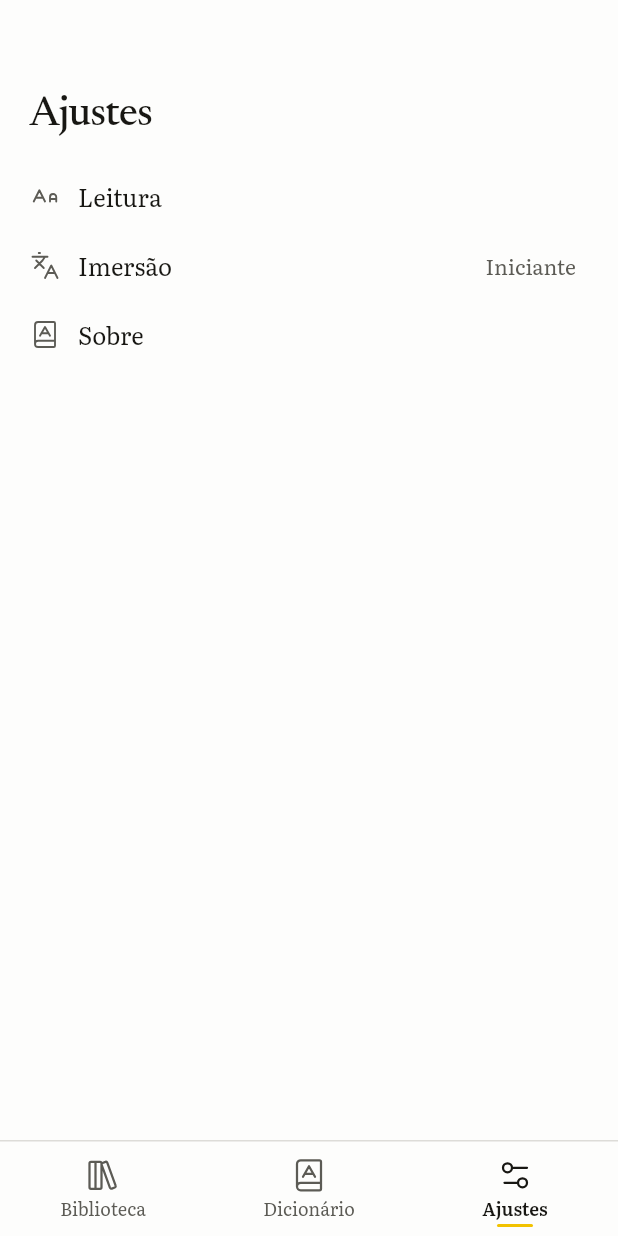
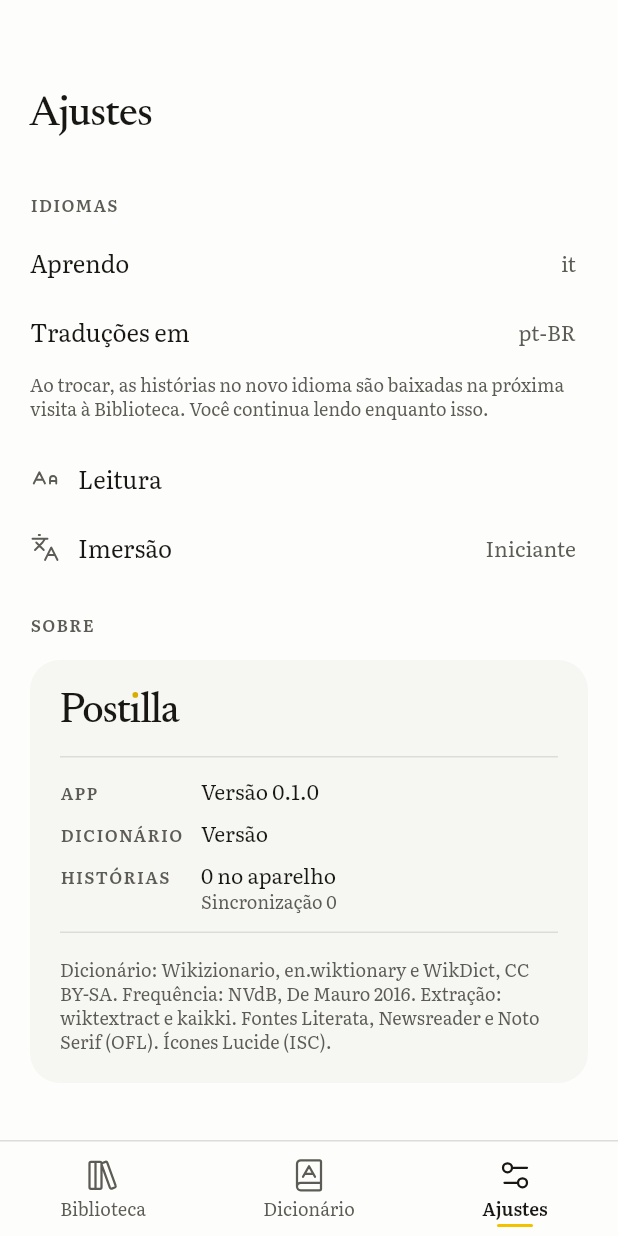
Before and after one commit to cosmopool/postilla, a Flutter app: the Shell screen opened directly, item 3 of the bottom bar chosen, on a phone screen of 412 x 824 dp. Run offline on Flutter 3.47's test engine with Material 3 defaults, Android fonts, the phone set to English and light mode, and no system bars; missing offline and left inert: sqlite3.

Commit message:
feat(settings): Idiomas section and About colophon
Settings opens with Idiomas: "Aprendo" and "Traduções em" rows,
the AJU-08 note, and a one-tap picker per language. Target lists
learnable languages (keeping a stored one); native lists translated
languages with UI strings, minus the target. A new pair goes
through dbSetLanguages. About moves inline as the app colophon
(version, dictionary + dump date, story count + sync cursor) with
the hard-coded credits (AJU-04, OFF-13); the stories version row
is gone.

```diff
--- /dev/null
+++ b/lib/settings/about.dart
@@ -0,0 +1,150 @@
+// Settings › Sobre (AJU-04, OFF-13): the app's colophon, in the same form as a
+// story's (LEI-13), inside a surface card with the wordmark and the credits.
+import 'package:flutter/material.dart';
+
+import '../strings.dart';
+import '../ui/theme.dart';
+
+const appVersion = '0.1.0';
+
+/// Facts the colophon shows. Zero values are valid: the rows show what is known.
+class AboutFacts {
+  const AboutFacts({this.dictVersion = '', this.dumpDate = '', this.stories = 0, this.cursor = 0});
+  final String dictVersion;
+  final String dumpDate; // YYYY-MM-DD
+  final int stories; // on the device, for the current pair
+  final int cursor; // stored feed cursor
+}
+
+/// "2026-10-01" → "01/10/2026".
+String dumpDateLabel(String iso) => iso.isEmpty ? '' : iso.split('-').reversed.join('/');
+
+class AboutCard extends StatelessWidget {
+  const AboutCard({super.key, required this.facts});
+  final AboutFacts facts;
+
+  @override
+  Widget build(BuildContext context) {
+    final t = context.tk;
+    final dump = dumpDateLabel(facts.dumpDate);
+    return Container(
+      margin: const EdgeInsets.fromLTRB(20, 8, 20, 32),
+      padding: const EdgeInsets.all(20),
+      decoration: BoxDecoration(color: t.surface, borderRadius: BorderRadius.circular(20)),
+      child: Column(
+        crossAxisAlignment: CrossAxisAlignment.start,
+        children: [
+          const Wordmark(size: 28),
+          const SizedBox(height: 16),
+          Colophon(rows: [
+            (ui.appLabel, ui.versionN(appVersion), ''),
+            (ui.dictionaryContent, ui.versionN(facts.dictVersion), dump.isEmpty ? '' : ui.wikiDump(dump)),
+            (ui.storiesContent, ui.storiesOnDevice(facts.stories), ui.syncCursor(facts.cursor)),
+          ]),
+          const SizedBox(height: 16),
+          Text(ui.creditsText, style: T.meta.copyWith(color: t.inkMuted)),
+        ],
+      ),
+    );
+  }
+}
+
+/// Labelled rows (`.ui-colophon`): the label column is as wide as the longest
+/// label; the second line is muted.
+class Colophon extends StatelessWidget {
+  const Colophon({super.key, required this.rows});
+  final List<(String, String, String)> rows; // label, value, second line
+
+  @override
+  Widget build(BuildContext context) {
+    final t = context.tk;
+    return Container(
+      padding: const EdgeInsets.symmetric(vertical: 12),
+      decoration: BoxDecoration(
+        border: Border.symmetric(horizontal: BorderSide(color: t.rule)),
+      ),
+      child: Table(
+        columnWidths: const {0: IntrinsicColumnWidth(), 1: FlexColumnWidth()},
+        defaultVerticalAlignment: TableCellVerticalAlignment.baseline,
+        textBaseline: TextBaseline.alphabetic,
+        children: [
+          for (final (i, (label, value, second)) in rows.indexed)
+            TableRow(
+              children: [
+                Padding(
+                  padding: EdgeInsets.only(right: 12, top: i == 0 ? 0 : 8),
+                  child: Text(label.toUpperCase(), style: T.label.copyWith(color: t.inkMuted)),
+                ),
+                Padding(
+                  padding: EdgeInsets.only(top: i == 0 ? 0 : 8),
+                  child: Column(
+                    crossAxisAlignment: CrossAxisAlignment.start,
+                    children: [
+                      Text(value, style: T.small.copyWith(color: t.ink)),
+                      if (second.isNotEmpty) Text(second, style: T.meta.copyWith(color: t.inkMuted)),
+                    ],
+                  ),
+                ),
+              ],
+            ),
+        ],
+      ),
+    );
+  }
+}
+
+/// "Postılla" with the accent dot on the dotless i (identity › wordmark).
+class Wordmark extends StatelessWidget {
+  const Wordmark({super.key, this.size = 28});
+  final double size;
+
+  @override
+  Widget build(BuildContext context) {
+    final t = context.tk;
+    final style = TextStyle(
+      fontFamily: 'Newsreader',
+      fontSize: size,
+      height: 1,
+      fontWeight: FontWeight.w500,
+      fontVariations: const [FontVariation.weight(500)],
+      letterSpacing: -0.025 * size,
+      color: t.ink,
+    );
+    final dot = t.dark ? t.accent : const Color(0xFFD9AD00); // --color-accent-mark
+    return Semantics(
+      label: 'Postilla',
+      excludeSemantics: true,
+      child: Text.rich(
+        TextSpan(
+          style: style,
+          children: [
+            const TextSpan(text: 'Post'),
+            WidgetSpan(
+              alignment: PlaceholderAlignment.baseline,
+              baseline: TextBaseline.alphabetic,
+              child: Stack(
+                clipBehavior: Clip.none,
+                children: [
+                  Text('ı', style: style),
+                  Positioned(
+                    top: size * 0.05,
+                    left: 0,
+                    right: 0,
+                    child: Center(
+                      child: Container(
+                        width: size * 0.135,
+                        height: size * 0.135,
+                        decoration: BoxDecoration(color: dot, shape: BoxShape.circle),
+                      ),
+                    ),
+                  ),
+                ],
+              ),
+            ),
+            const TextSpan(text: 'lla'),
+          ],
+        ),
+      ),
+    );
+  }
+}
--- a/lib/settings/settings.dart
+++ b/lib/settings/settings.dart
@@ -1,6 +1,6 @@
 // App-wide settings (ARQ-42): an immutable struct in a
 // ValueNotifier at the root. Changing a setting writes to `user` and swaps the value.
-// Screens: Settings (root), Reading, Immersion and About.
+// Screens: Settings (root: Idiomas, Reading, Immersion, About), Reading and Immersion.
 import 'package:flutter/material.dart';
 import 'package:flutter/semantics.dart';
 
@@ -9,6 +9,8 @@ import '../strings.dart';
 import '../ui/icons.dart';
 import '../ui/theme.dart';
 import '../ui/widgets.dart';
+import 'about.dart';
+import 'languages.dart';
 
 class Settings {
   const Settings({
@@ -236,14 +238,61 @@ class ReadingControls extends StatelessWidget {
 
 // ---------------------------------------------------------------- screens
 
-/// Root of the Settings tab: Reading · Immersion · About.
-class SettingsRoot extends StatelessWidget {
+/// Root of the Settings tab: Idiomas first (AJU-08), Reading, Immersion, then
+/// About with the app's colophon (AJU-04).
+class SettingsRoot extends StatefulWidget {
   const SettingsRoot({super.key});
+  @override
+  State<SettingsRoot> createState() => _SettingsRootState();
+}
+
+class _SettingsRootState extends State<SettingsRoot> {
+  IndexState _state = IndexState.nil;
+  Lists _lists = Lists.nil;
+  AboutFacts _facts = const AboutFacts();
+
+  @override
+  void initState() {
+    super.initState();
+    _load();
+  }
+
+  Future<void> _load() async {
+    final state = await dbIndexState();
+    final lists = await dbLists();
+    final stories = await dbStories();
+    final info = await dbContentInfo();
+    if (!mounted) return;
+    setState(() {
+      _state = state;
+      _lists = lists;
+      _facts = AboutFacts(dictVersion: info.dictVersion, dumpDate: info.dumpDate, stories: stories.length, cursor: state.cursor);
+    });
+  }
+
+  Future<void> _pick({required bool target}) async {
+    final langs = _lists.languages;
+    final chosen = await Navigator.of(context).push<LangId>(
+      PushRoute(
+        LanguagePicker(
+          title: target ? ui.learning : ui.translationsIn,
+          choices: target ? targetChoices(langs, _state.target) : nativeChoices(langs, _state.target),
+          selected: target ? _state.target : _state.native,
+        ),
+      ),
+    );
+    if (chosen == null) return;
+    final (t, n) = target ? pairAfterTarget(langs, chosen, _state.native) : (_state.target, chosen);
+    if (t == _state.target && n == _state.native) return;
+    await dbSetLanguages(t, n);
+    await _load();
+  }
 
   @override
   Widget build(BuildContext context) {
     final t = context.tk;
     final preset = Preset.of(watchSettings(context));
+    final langs = _lists.languages;
     return ListView(
       padding: EdgeInsets.zero,
       children: [
@@ -255,6 +304,24 @@ class SettingsRoot extends StatelessWidget {
             child: Text(nav.settings, style: T.title.copyWith(color: t.ink)),
           ),
         ),
+        SectionHeader(nav.languages),
+        ListRow(
+          title: ui.learning,
+          compact: true,
+          value: languageName(langs, _state.target),
+          onTap: () => _pick(target: true),
+        ),
+        ListRow(
+          title: ui.translationsIn,
+          compact: true,
+          value: languageName(langs, _state.native),
+          onTap: () => _pick(target: false),
+        ),
+        Padding(
+          padding: const EdgeInsets.fromLTRB(20, 4, 20, 8),
+          child: Text(ui.languagesNote, style: T.meta.copyWith(color: t.inkMuted)),
+        ),
+        const SizedBox(height: 8),
         ListRow(
           title: nav.reading,
           glyph: Glyphs.aLargeSmall,
@@ -273,12 +340,8 @@ class SettingsRoot extends StatelessWidget {
           },
           onTap: () => Navigator.of(context).push(PushRoute(const _ImmersionPage())),
         ),
-        ListRow(
-          title: nav.about,
-          glyph: Glyphs.bookA,
-          compact: true,
-          onTap: () => Navigator.of(context).push(PushRoute(const _AboutPage())),
-        ),
+        SectionHeader(nav.about),
+        AboutCard(facts: _facts),
       ],
     );
   }
@@ -397,60 +460,3 @@ class _ImmersionPage extends StatelessWidget {
     );
   }
 }
-
-const appVersion = '0.1.0';
-
-class _AboutPage extends StatefulWidget {
-  const _AboutPage();
-  @override
-  State<_AboutPage> createState() => _AboutPageState();
-}
-
-class _AboutPageState extends State<_AboutPage> {
-  ContentInfo _info = ContentInfo.nil;
-
-  @override
-  void initState() {
-    super.initState();
-    dbContentInfo().then((i) => mounted ? setState(() => _info = i) : null);
-  }
-
-  @override
-  Widget build(BuildContext context) {
-    final t = context.tk;
-    final dump = _info.dumpDate.split('-').reversed.join('/');
-    Widget row(String k, String v) => Padding(
-      padding: const EdgeInsets.symmetric(vertical: 10),
-      child: Row(
-        children: [
-          Expanded(
-            child: Text(k, style: T.body.copyWith(color: t.ink)),
-          ),
-          Text(v, style: T.small.copyWith(color: t.inkMuted)),
-        ],
-      ),
-    );
-    return _Page(
-      title: nav.about,
-      child: Column(
-        crossAxisAlignment: CrossAxisAlignment.stretch,
-        children: [
-          row(ui.version, appVersion),
-          // OFF-13: "Dicionário 2.1.0 (Wikizionario de 01/10/2026) · Histórias 1.4.2".
-          row(ui.dictionaryContent, '${_info.dictVersion} (Wikizionario de $dump)'),
-          row(ui.storiesContent, _info.storiesVersion),
-          const SizedBox(height: 24),
-          MicroLabel(ui.credits, header: true),
-          const SizedBox(height: 8),
-          Text(
-            'Wikizionario e Wiktionary em inglês (CC BY-SA 4.0), por meio do wiktextract e do kaikki.org. '
-            'Glosas em português: WikDict e DBnary (CC BY-SA). '
-            'Frequência: Nuovo vocabolario di base della lingua italiana, Tullio De Mauro (2016). '
-            'Fontes Literata, Newsreader e Noto Serif (SIL Open Font License). Ícones Lucide (ISC).',
-            style: T.small.copyWith(color: t.inkMuted),
-          ),
-        ],
-      ),
-    );
-  }
-}
--- a/lib/strings.dart
+++ b/lib/strings.dart
@@ -10,6 +10,8 @@ abstract class NavStrings {
   String get immersion;
   String get reading;
   String get about;
+  // slice 4
+  String get languages;
 }
 
 class NavPortuguese implements NavStrings {
@@ -25,6 +27,9 @@ class NavPortuguese implements NavStrings {
   String get reading => 'Leitura';
   @override
   String get about => 'Sobre';
+  // slice 4
+  @override
+  String get languages => 'Idiomas';
 }
 
 class NavItalian implements NavStrings {
@@ -40,6 +45,9 @@ class NavItalian implements NavStrings {
   String get reading => 'Lettura';
   @override
   String get about => 'Informazioni';
+  // slice 4
+  @override
+  String get languages => 'Lingue';
 }
 
 /// Labels and buttons: everything that is not a tab, title or entry section.
@@ -124,10 +132,18 @@ abstract class UiStrings {
   String get areaDictHint;
   String get areaGloss;
   String get custom;
-  String get version;
   String get dictionaryContent;
   String get storiesContent;
-  String get credits;
+  // slice 4
+  String get learning;
+  String get translationsIn;
+  String get languagesNote;
+  String get appLabel;
+  String versionN(String v);
+  String wikiDump(String date);
+  String storiesOnDevice(int n);
+  String syncCursor(int n);
+  String get creditsText;
   String get preparingDictionary;
   String noSpace(int mb);
   String get tryAgain;
@@ -297,13 +313,31 @@ class UiPortuguese implements UiStrings {
   @override
   String get custom => 'Personalizado';
   @override
-  String get version => 'Versão do app';
-  @override
   String get dictionaryContent => 'Dicionário';
   @override
   String get storiesContent => 'Histórias';
+  // slice 4
   @override
-  String get credits => 'Créditos';
+  String get learning => 'Aprendo';
+  @override
+  String get translationsIn => 'Traduções em';
+  @override
+  String get languagesNote =>
+      'Ao trocar, as histórias no novo idioma são baixadas na próxima visita à Biblioteca. Você continua lendo enquanto isso.';
+  @override
+  String get appLabel => 'App';
+  @override
+  String versionN(String v) => 'Versão $v';
+  @override
+  String wikiDump(String date) => 'Wikizionario de $date';
+  @override
+  String storiesOnDevice(int n) => '$n no aparelho';
+  @override
+  String syncCursor(int n) => 'Sincronização $n';
+  @override
+  String get creditsText =>
+      'Dicionário: Wikizionario, en.wiktionary e WikDict, CC BY-SA. Frequência: NVdB, De Mauro 2016. '
+      'Extração: wiktextract e kaikki. Fontes Literata, Newsreader e Noto Serif (OFL). Ícones Lucide (ISC).';
   @override
   String get preparingDictionary => 'Preparando o dicionário';
   @override
@@ -477,13 +511,31 @@ class UiItalian implements UiStrings {
   @override
   String get custom => 'Personalizzato';
   @override
-  String get version => 'Versione dell’app';
-  @override
   String get dictionaryContent => 'Dizionario';
   @override
   String get storiesContent => 'Storie';
+  // slice 4
   @override
-  String get credits => 'Crediti';
+  String get learning => 'Imparo';
+  @override
+  String get translationsIn => 'Traduzioni in';
+  @override
+  String get languagesNote =>
+      'Cambiando, le storie nella nuova lingua si scaricano alla prossima visita alla Biblioteca. Intanto continui a leggere.';
+  @override
+  String get appLabel => 'App';
+  @override
+  String versionN(String v) => 'Versione $v';
+  @override
+  String wikiDump(String date) => 'Wikizionario del $date';
+  @override
+  String storiesOnDevice(int n) => '$n sul dispositivo';
+  @override
+  String syncCursor(int n) => 'Sincronizzazione $n';
+  @override
+  String get creditsText =>
+      'Dizionario: Wikizionario, en.wiktionary e WikDict, CC BY-SA. Frequenza: NVdB, De Mauro 2016. '
+      'Estrazione: wiktextract e kaikki. Font Literata, Newsreader e Noto Serif (OFL). Icone Lucide (ISC).';
   @override
   String get preparingDictionary => 'Preparazione del dizionario';
   @override
--- a/lib/ui/icons.dart
+++ b/lib/ui/icons.dart
@@ -18,6 +18,7 @@ enum Glyphs {
   settings2(['M20 7h-9', 'M14 17H5'], [(17, 17, 3), (7, 7, 3)]),
   chevronLeft(['m15 18-6-6 6-6']),
   chevronRight(['m9 18 6-6-6-6']),
+  check(['M20 6 9 17l-5-5']),
   search(['m21 21-4.3-4.3'], [(11, 11, 8)]),
   searchX(['m13.5 8.5-5 5', 'm8.5 8.5 5 5', 'm21 21-4.3-4.3'], [(11, 11, 8)]),
   x(['M18 6 6 18', 'm6 6 12 12']),
```
Also changed, not shown: lib/settings/languages.dart (added, +94 -0 lines), 1 other file.
